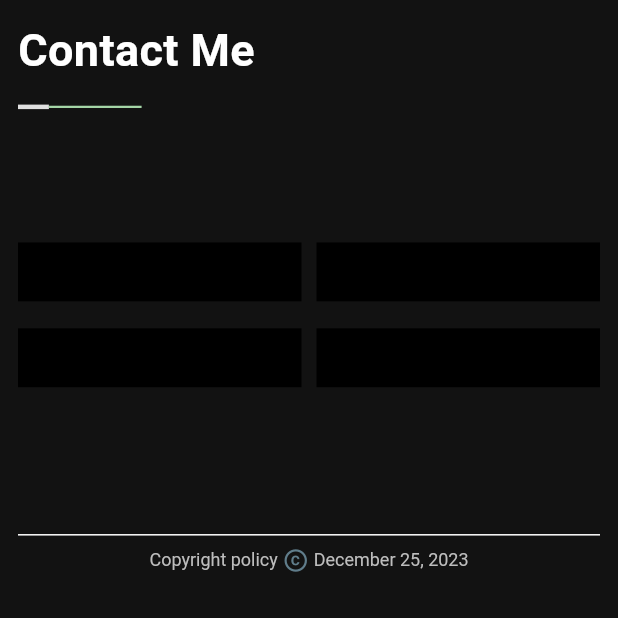
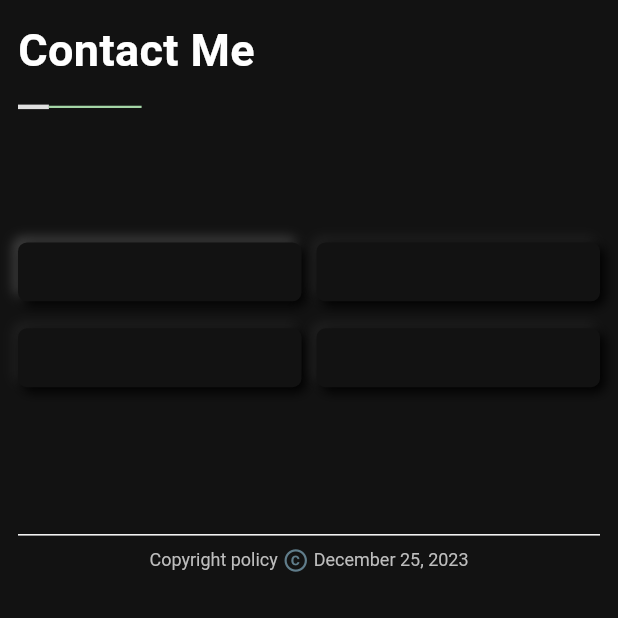
Before and after one commit to CodeK254/Portfolio, a Flutter app: the ContactLargeScreen screen opened directly, on a phone screen of 412 x 824 dp, the top half of it. Run offline on Flutter 3.47's test engine with Material 3 defaults, Android fonts, the phone set to English and light mode, and no system bars; drawn by our look-alikes of flutter_animate; our stand-ins replace animated_text_kit, carousel_slider, font_awesome_flutter, geolocator, get, google_maps_flutter.

Commit message:
Commit 0.0.8

```diff
--- a/lib/app/views/contact/contact_controller.dart
+++ b/lib/app/views/contact/contact_controller.dart
@@ -12,6 +12,9 @@ class ContactController extends GetxController{
   final TextEditingController phone = TextEditingController();
   final TextEditingController response = TextEditingController();
 
+  RxInt hovered = 0.obs;
+  RxInt selected = 0.obs;
+
   Future<void> goToPlace(Completer<GoogleMapController> xController, LatLng origin) async{
     final GoogleMapController controller = await xController.future;
     controller.animateCamera(
@@ -25,8 +28,7 @@ class ContactController extends GetxController{
     );
   }
 
-  @override
-  void onInit() async {
+  initialize() async {
     bool locationStatus = await Geolocator.isLocationServiceEnabled();
     if(!locationStatus){
       await Geolocator.openLocationSettings();
@@ -40,7 +42,11 @@ class ContactController extends GetxController{
         onInit();
       }
     }
+  }
 
-    super.onInit();
-  }
+  // @override
+  // void onInit() async {
+  //   initialize();
+  //   super.onInit();
+  // }
 }
--- a/lib/app/views/home/home_controller.dart
+++ b/lib/app/views/home/home_controller.dart
@@ -23,7 +23,7 @@ class HomeController extends GetxController{
     {"label": "Contact", "url": "/contact"},
   ];
 
-  RxInt selected = 0.obs;
+  RxInt selected = 3.obs;
 
   List<Color> colors = [
     Colors.black,
--- a/lib/app/views/large_screen/contact_screen.dart
+++ b/lib/app/views/large_screen/contact_screen.dart
@@ -1,10 +1,14 @@
 import 'package:flutter/material.dart';
 import 'package:flutter_animate/flutter_animate.dart';
+import 'package:get/get.dart';
+import 'package:portfolio/app/views/contact/contact_controller.dart';
 import 'package:portfolio/app/widgets/spacing.dart';
 import 'package:portfolio/app/widgets/text.dart';
 
 class ContactLargeScreen extends StatelessWidget {
-  const ContactLargeScreen({super.key});
+  ContactLargeScreen({super.key});
+
+  final ContactController contactController = Get.put(ContactController());
 
   @override
   Widget build(BuildContext context) {
@@ -56,9 +60,40 @@ class ContactLargeScreen extends StatelessWidget {
                     itemBuilder: (context, index){
                       return Padding(
                         padding: const EdgeInsets.only(bottom: 8.0),
-                        child: Container(
+                        child: InkWell(
+                          onTap: (){
+
+                          },
+                          onHover: (value){
+                            contactController.hovered.value = index;
+                          },
+                          child: Obx(
+                            () => Container(
                               height: MediaQuery.of(context).size.height * .2,
+                              decoration: BoxDecoration(
+                                color: Theme.of(context).scaffoldBackgroundColor,
+                                borderRadius: BorderRadius.circular(6),
+                                boxShadow: [
+                                  contactController.hovered.value == index ? BoxShadow(
+                                    offset: const Offset(-3, -3),
+                                    color: Colors.grey.shade800,
+                                    blurRadius: 6,
+                                  ) : BoxShadow(
+                                    offset: const Offset(-3, -3),
+                                    color: Colors.grey.shade900,
+                                    blurRadius: 6,
+                                  ),
+                                  contactController.hovered.value == index ? const BoxShadow(
+                                    offset: Offset(3, 3),
                                     color: Colors.black,
+                                    blurRadius: 6,
+                                  ): const BoxShadow(
+                                    offset: Offset(3, 3),
+                                    color: Colors.black,
+                                    blurRadius: 6,
+                                  ),
+                                ]
+                              ),
                             )
                             .animate(
                               effects: [
@@ -69,6 +104,8 @@ class ContactLargeScreen extends StatelessWidget {
                                   delay: Duration(seconds: 1 * index),
                                 ),
                               ],
+                            ),
+                          ),
                         ),
                       );
                     }
```
Lines whose indentation alone changed are shown as unchanged.
